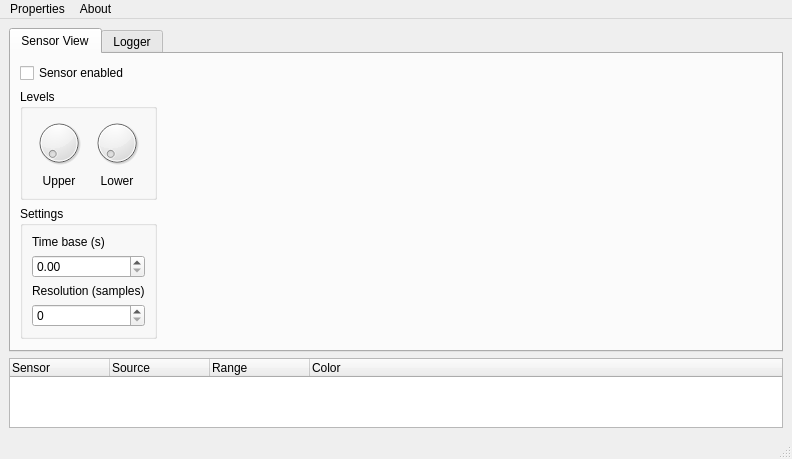
This is desktop/src/mainwindow.ui in smclt30p/inostiot as Qt 5 draws it before an edit. The edited form follows.
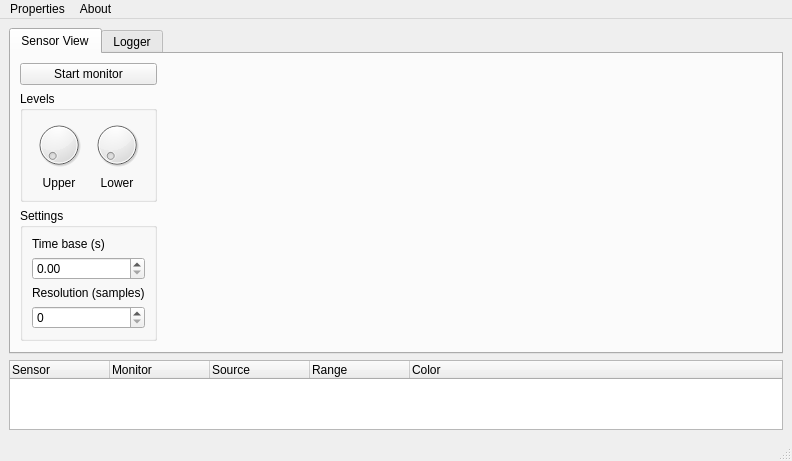
This is the edited form.

Commit message: Add toggle button

What changed in the file:
```diff
--- a/desktop/src/mainwindow.ui
+++ b/desktop/src/mainwindow.ui
@@ -184,9 +184,9 @@
          </spacer>
         </item>
         <item row="0" column="0">
-         <widget class="QCheckBox" name="checkBox">
+         <widget class="QPushButton" name="monitor_start">
           <property name="text">
-           <string>Sensor enabled</string>
+           <string>Start monitor</string>
           </property>
          </widget>
         </item>
@@ -209,6 +209,11 @@
         <string>Sensor</string>
        </property>
       </column>
+      <column>
+       <property name="text">
+        <string>Monitor</string>
+       </property>
+      </column>
       <column>
        <property name="text">
         <string>Source</string>
```
Left out of the diff: 6 changed lines with no effect on the pictures. The commit also changes 3 other files.
